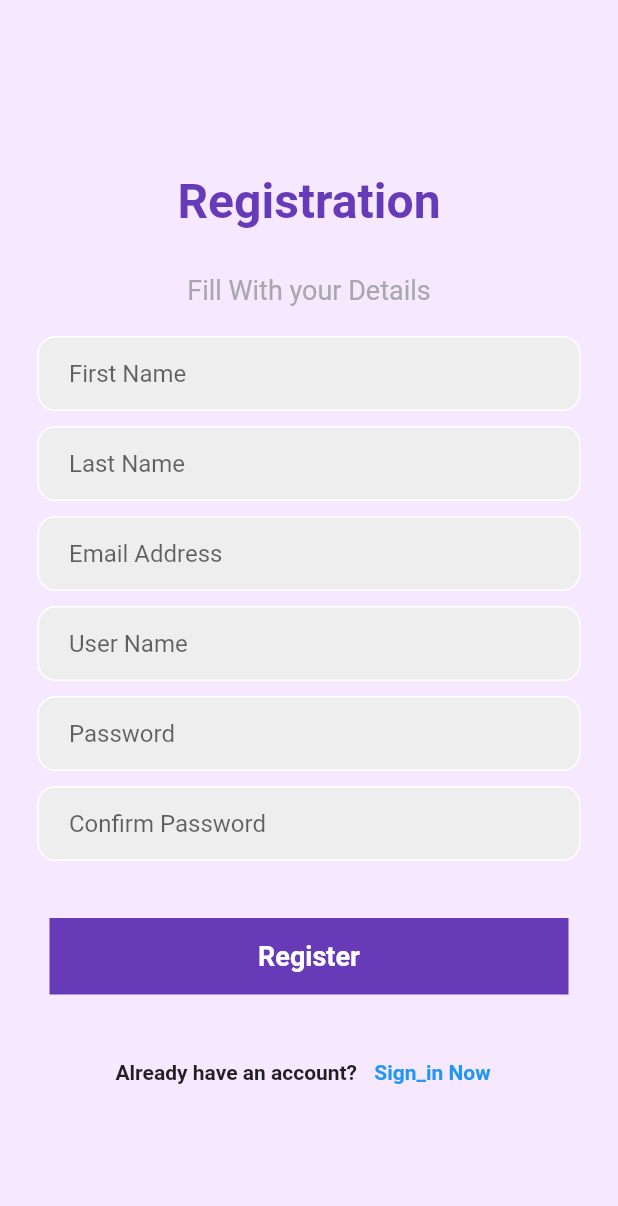
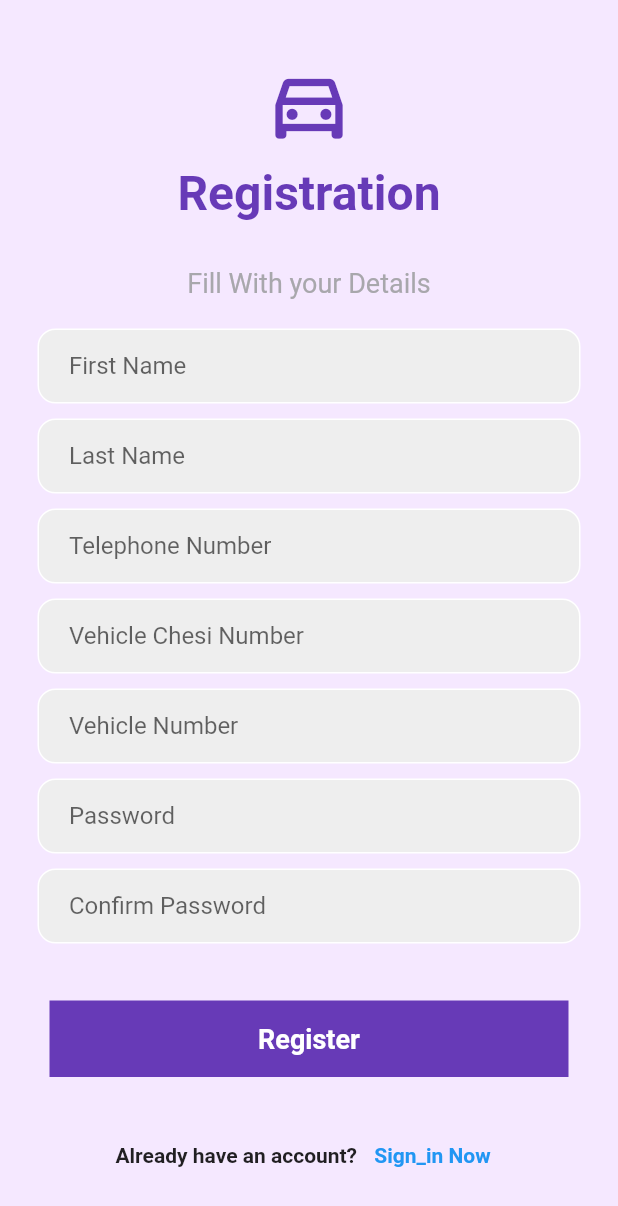
Before and after one commit to darshana-perera-97/loging_flutter, a Flutter app: the Register screen opened directly, on a phone screen of 412 x 824 dp. Shown: the top 1206 px of the screen. Run offline on Flutter 3.47's test engine with Material 2 defaults, Android fonts, the phone set to English and light mode, and no system bars.

Commit message:
app logo added

```diff
--- a/lib/LoadingPage.dart
+++ b/lib/LoadingPage.dart
@@ -16,7 +16,7 @@
       body: Center(
         child: Column(mainAxisAlignment: MainAxisAlignment.center, children: [
           Icon(
-            Icons.phone_android,
+            Icons.directions_car_filled_outlined,
             size: 200,
             color: Colors.deepPurple,
           ),
--- a/lib/Register.dart
+++ b/lib/Register.dart
@@ -19,6 +19,14 @@
             children: [
               SizedBox(
                 height: 30,
+              ),
+              Icon(
+                Icons.directions_car_filled_outlined,
+                size: 60,
+                color: Colors.deepPurple,
+              ),
+              SizedBox(
+                height: 10,
               ),
               Text(
                 "Registration",
@@ -89,7 +97,8 @@
                     padding: const EdgeInsets.only(left: 20.0),
                     child: TextField(
                       decoration: InputDecoration(
-                          border: InputBorder.none, hintText: 'Email Address'),
+                          border: InputBorder.none,
+                          hintText: 'Telephone Number'),
                     ),
                   ),
                 ),
@@ -108,7 +117,27 @@
                     padding: const EdgeInsets.only(left: 20.0),
                     child: TextField(
                       decoration: InputDecoration(
-                          border: InputBorder.none, hintText: 'User Name'),
+                          border: InputBorder.none,
+                          hintText: 'Vehicle Chesi Number'),
+                    ),
+                  ),
+                ),
+              ),
+              SizedBox(
+                height: 10,
+              ),
+              Padding(
+                padding: const EdgeInsets.symmetric(horizontal: 25.0),
+                child: Container(
+                  decoration: BoxDecoration(
+                      color: Colors.grey[200],
+                      border: Border.all(color: Colors.white),
+                      borderRadius: BorderRadius.circular(12)),
+                  child: Padding(
+                    padding: const EdgeInsets.only(left: 20.0),
+                    child: TextField(
+                      decoration: InputDecoration(
+                          border: InputBorder.none, hintText: 'Vehicle Number'),
                     ),
                   ),
                 ),
@@ -212,6 +241,9 @@
                   )
                 ],
               )),
+              SizedBox(
+                height: 20,
+              ),
             ],
           ),
         ),
--- a/lib/login_page.dart
+++ b/lib/login_page.dart
@@ -19,7 +19,7 @@
             mainAxisAlignment: MainAxisAlignment.center,
             children: [
               Icon(
-                Icons.phone_android,
+                Icons.directions_car_filled_outlined,
                 size: 100,
                 color: Colors.deepPurple,
               ),
```
